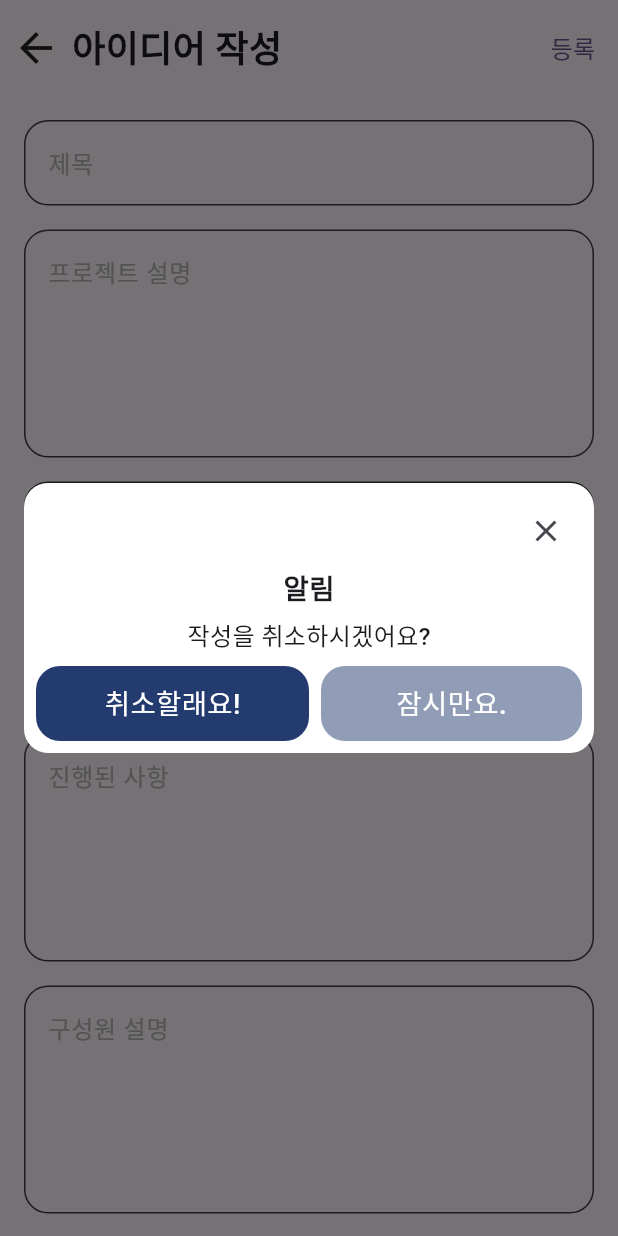
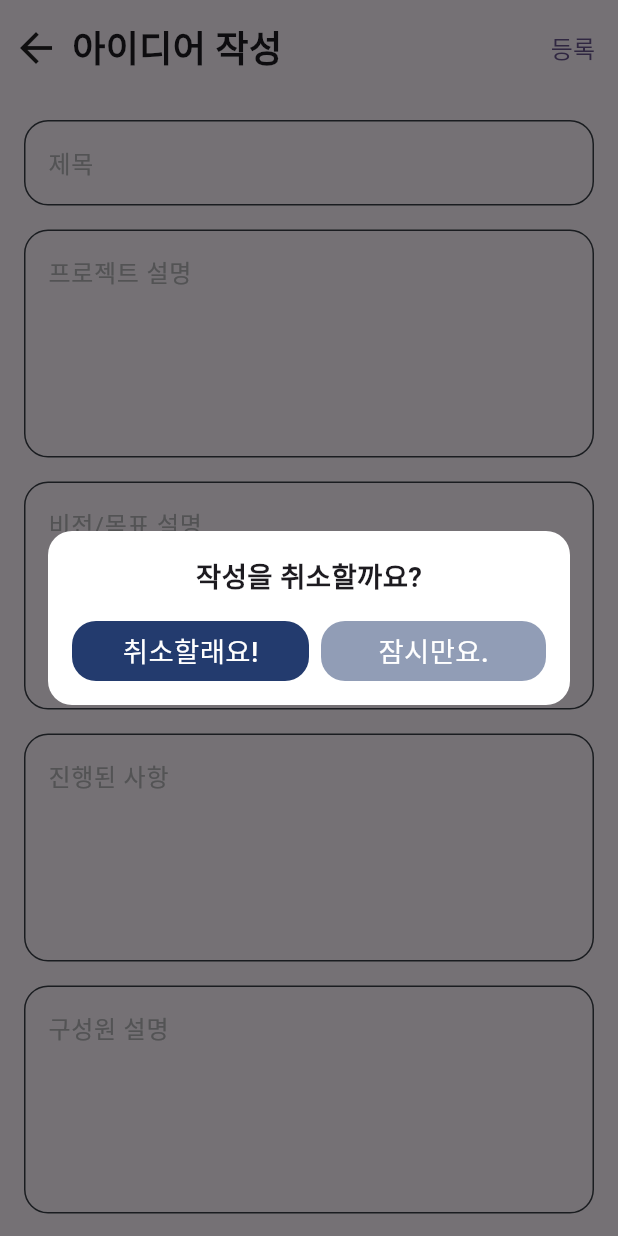
Before and after one commit to jaekyung-you/bring, a Flutter app: the IdeaWriteScreen screen opened by its route, after a tap on the "arrow back" icon, on a phone screen of 412 x 824 dp. Run offline on Flutter 3.47's test engine with Material 3 defaults, Android fonts, the phone set to English and light mode, and no system bars; our stand-ins replace flutter_screenutil, get, smooth_page_indicator, styled_text; missing offline and left inert: flutter_naver_login; Roboto replaces fonts that are missing (Pretendard).

Commit message:
UI 레이아웃 수정

```diff
--- a/lib/common/bring_dialog.dart
+++ b/lib/common/bring_dialog.dart
@@ -1,8 +1,6 @@
 import 'package:bring/common/bring_round_button.dart';
 import 'package:flutter/material.dart';
 import 'package:flutter_screenutil/flutter_screenutil.dart';
-import 'package:get/get.dart';
-
 import '../const/app_config.dart';
 import '../const/theme.dart';
 
@@ -54,27 +52,27 @@ class _BringDialogState extends State<BringDialog> {
   @override
   Widget build(BuildContext context) {
     return Dialog(
-      insetPadding: const EdgeInsets.symmetric(horizontal: AppConfig.innerPadding),
+      insetPadding: const EdgeInsets.symmetric(horizontal: AppConfig.innerPadding * 2),
       shape: RoundedRectangleBorder(borderRadius: BorderRadius.circular(AppConfig.borderRadiusMain)),
       backgroundColor: Colors.white,
       shadowColor: null,
       surfaceTintColor: null,
       child: Container(
-        padding: const EdgeInsets.all(AppConfig.contentPadding),
+        padding: const EdgeInsets.all(AppConfig.innerPadding),
         child: Column(
           mainAxisSize: MainAxisSize.min,
           children: [
             /// 닫기 버튼
-            Row(
-              children: [
-                const Spacer(),
-                IconButton(
-                    onPressed: () {
-                      Get.back();
-                    },
-                    icon: const Icon(Icons.close)),
-              ],
-            ),
+            // Row(
+            //   children: [
+            //     const Spacer(),
+            //     IconButton(
+            //         onPressed: () {
+            //           Get.back();
+            //         },
+            //         icon: const Icon(Icons.close)),
+            //   ],
+            // ),
 
             /// 제목
             Text(
@@ -83,14 +81,14 @@ class _BringDialogState extends State<BringDialog> {
             ),
 
             /// 내용
-            if (widget.desc != null)
+            widget.desc != null ?
               Padding(
                 padding: const EdgeInsets.symmetric(vertical: AppConfig.contentPadding),
                 child: Text(
                   widget.desc!,
                   style: TextStyle(fontSize: 14.sp, fontWeight: FontWeight.w500),
                 ),
-              ),
+              ) : const SizedBox(height: AppConfig.innerPadding),
 
             if (widget.content != null)
               Padding(
@@ -111,7 +109,7 @@ class _BringDialogState extends State<BringDialog> {
                     },
                     buttonFgColor: Colors.white,
                     buttonBgColor: BringColor.primaryNavy,
-                    height: 50,
+                    height: 40,
                   ),
                 ),
                 if (widget.secondButtonText != null)
@@ -127,7 +125,7 @@ class _BringDialogState extends State<BringDialog> {
                         },
                         buttonFgColor: Colors.white,
                         buttonBgColor: BringColor.primaryNavy.withOpacity(0.5),
-                        height: 50,
+                        height: 40,
                       ),
                     ),
                   ),
--- a/lib/partner_search/controllers/idea_write_controller.dart
+++ b/lib/partner_search/controllers/idea_write_controller.dart
@@ -5,8 +5,8 @@ import '../../common/bring_dialog.dart';
 class IdeaWriteController extends GetxController {
   void onTapRegisterButton() {
     Get.dialog(BringDialog.twoButton(
-      title: '알림',
-      desc: '소중한 사업 아이디어를 등록하시겠습니까?',
+      title: '소중한 사업 아이디어를 할까요?',
+      // desc: '소중한 사업 아이디어를 등록하시겠습니까?',
       firstButtonText: '등록할래요!',
       onPressFirstButton: () {
         Get.back();
@@ -21,8 +21,8 @@ class IdeaWriteController extends GetxController {
 
   void onTapBackButton() {
     Get.dialog(BringDialog.twoButton(
-      title: '알림',
-      desc: '작성을 취소하시겠어요?',
+      title: '작성을 취소할까요?',
+      // desc: '작성을 취소하시겠어요?',
       firstButtonText: '취소할래요!',
       onPressFirstButton: () {
         Get.back();
--- a/lib/partner_search/screens/category_item_list_screen.dart
+++ b/lib/partner_search/screens/category_item_list_screen.dart
@@ -22,9 +22,9 @@ class _CategoryItemListScreenState extends State<CategoryItemListScreen> {
         builder: (controller) {
           return Scaffold(
             floatingActionButton: IdeaWriteButton(),
-            body: Column(
+            body: SafeArea(
+              child: Column(
                 children: [
-                const SizedBox(height: 32),
                   Obx(() {
                     return BringHeader(title: controller.category.value);
                   }),
@@ -45,6 +45,7 @@ class _CategoryItemListScreenState extends State<CategoryItemListScreen> {
                   )
                 ],
               ),
+            ),
           );
         });
   }
--- a/lib/partner_search/screens/realtime_ideal_list_screen.dart
+++ b/lib/partner_search/screens/realtime_ideal_list_screen.dart
@@ -11,9 +11,9 @@ class RealtimeIdealListScreen extends StatelessWidget {
   Widget build(BuildContext context) {
     return Scaffold(
       floatingActionButton: IdeaWriteButton(),
-      body: Column(
+      body: SafeArea(
+        child: Column(
           children: [
-          const SizedBox(height: 32),
             const BringHeader(title: '실시간 아이디어'),
             // todo: 무한 스크롤 구현 필요
             Expanded(
@@ -32,6 +32,7 @@ class RealtimeIdealListScreen extends StatelessWidget {
             )
           ],
         ),
+      ),
     );
   }
 }
```
Also changed, not shown: lib/common/idea_write_button.dart (+4 -5 lines), lib/partner_search/widgets/partner_search_realtime_idea_list.dart (+6 -6 lines). Lines whose indentation alone changed are shown as unchanged.
